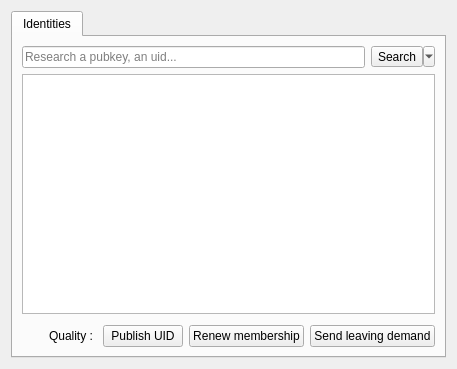
First picture: the form in res/ui/community_tab.ui, repository duniter/sakia, before the edit.
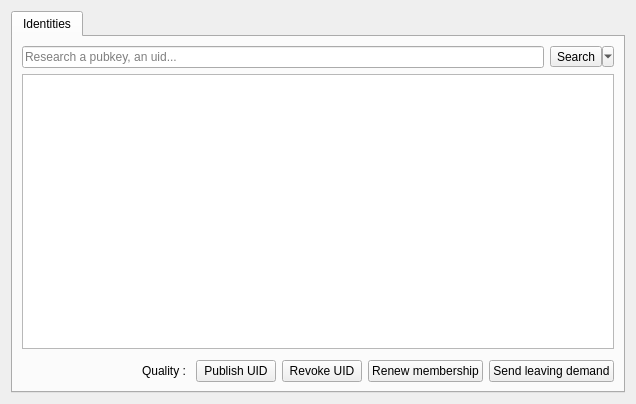
Second picture: the form after the edit. Icons and pictures are not drawn.

Commit message:
Implement Revoke UID button [WORK IN PROGRESS - BROKEN]
fixme : Revocation signature is wrong

What changed in the file:
```diff
--- a/res/ui/community_tab.ui
+++ b/res/ui/community_tab.ui
@@ -6,8 +6,8 @@
    <rect>
     <x>0</x>
     <y>0</y>
-    <width>457</width>
-    <height>369</height>
+    <width>636</width>
+    <height>404</height>
    </rect>
   </property>
   <property name="contextMenuPolicy">
@@ -126,6 +126,13 @@
              </property>
             </widget>
            </item>
+           <item>
+            <widget class="QPushButton" name="button_revoke_uid">
+             <property name="text">
+              <string>Revoke UID</string>
+             </property>
+            </widget>
+           </item>
            <item>
             <widget class="QPushButton" name="button_membership">
              <property name="text">
```
Left out of the diff: 17 changed lines with no effect on the pictures. The commit also changes 5 other files.
